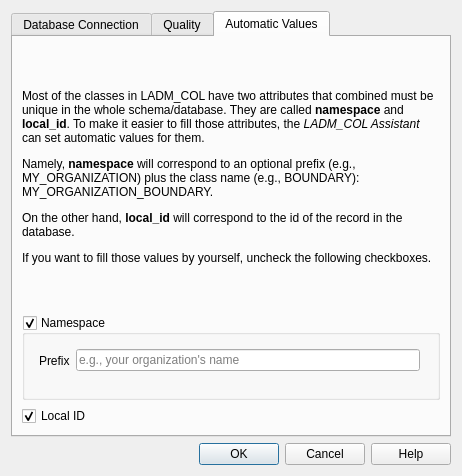
This is asistente_ladm_col/ui/settings_dialog.ui in SwissTierrasColombia/Asistente-LADM-COL as Qt 5 draws it before an edit. The edited form follows.
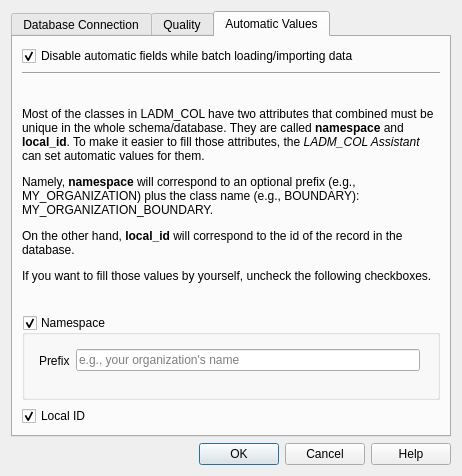
This is the edited form. The open tabs and pages were chosen to show the change. Custom widgets are drawn as their Qt base class.

Commit message: [gui] Make 'disable automatic fields while loading' a global setting

Patch:
```diff
--- a/asistente_ladm_col/ui/settings_dialog.ui
+++ b/asistente_ladm_col/ui/settings_dialog.ui
@@ -272,6 +272,23 @@
       <layout class="QGridLayout" name="gridLayout_3">
        <item row="0" column="0">
         <layout class="QVBoxLayout" name="verticalLayout">
+         <item>
+          <widget class="QCheckBox" name="chk_disable_automatic_fields">
+           <property name="text">
+            <string>Disable automatic fields while batch loading/importing data</string>
+           </property>
+           <property name="checked">
+            <bool>true</bool>
+           </property>
+          </widget>
+         </item>
+         <item>
+          <widget class="Line" name="line">
+           <property name="orientation">
+            <enum>Qt::Horizontal</enum>
+           </property>
+          </widget>
+         </item>
          <item>
           <widget class="QLabel" name="label_10">
            <property name="text">
```
Left out of the diff: 2 changed lines with no effect on the pictures. The commit also changes 3 other files.
